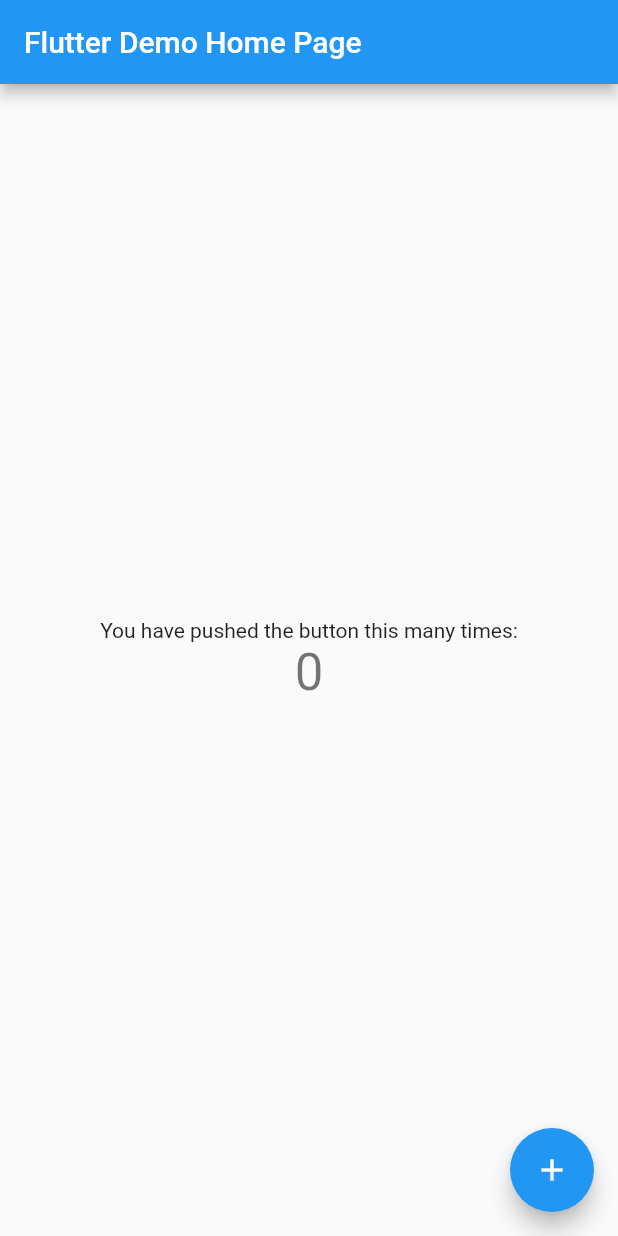
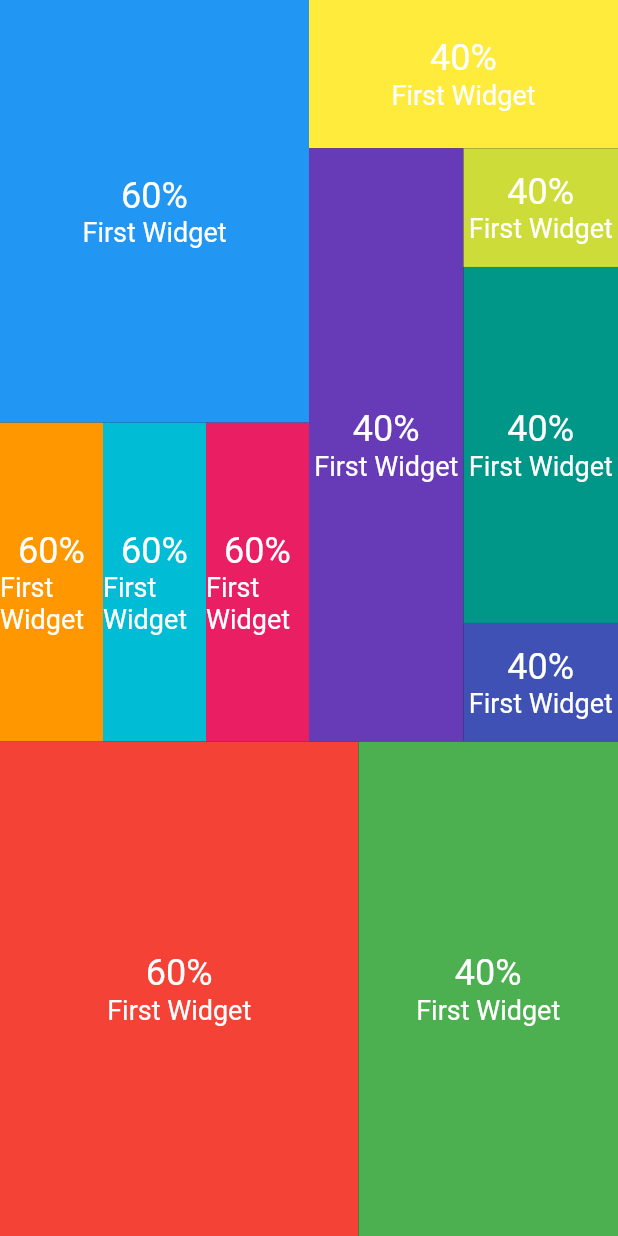
Before and after one commit to Shiru99/Flutter-Apps, a Flutter app: the screen it shows after launch, on a phone screen of 412 x 824 dp. Run offline on Flutter 3.47's test engine with Material 2 defaults, Android fonts, the phone set to English and light mode, and no system bars.

Commit message:
basic structure - Columns x Rows with expanded

```diff
--- /dev/null
+++ b/portfolio_app/lib/home.dart
@@ -0,0 +1,296 @@
+import 'package:flutter/material.dart';
+import 'package:flutter/src/widgets/framework.dart';
+import 'package:flutter/src/widgets/placeholder.dart';
+
+class HomePage extends StatefulWidget {
+  const HomePage({super.key});
+
+  @override
+  State<HomePage> createState() => _HomePageState();
+}
+
+class _HomePageState extends State<HomePage> {
+  @override
+  Widget build(BuildContext context) {
+    return Scaffold(
+      backgroundColor: Color.fromARGB(255, 15, 15, 15),
+      body: SafeArea(
+        child: Column(
+          crossAxisAlignment: CrossAxisAlignment.stretch,
+          children: [
+            Expanded(
+              flex: 6,
+              child: Row(
+                crossAxisAlignment: CrossAxisAlignment.stretch,
+                children: [
+                  Expanded(
+                    flex: 5,
+                    child: Column(
+                      crossAxisAlignment: CrossAxisAlignment.stretch,
+                      children: [
+                        Expanded(
+                          flex: 57,
+                          child: Container(
+                            color: Colors.blue,
+                            child: Column(
+                              mainAxisAlignment: MainAxisAlignment.center,
+                              children: [
+                                Text(
+                                  '60%',
+                                  style: TextStyle(fontSize: 24, color: Colors.white),
+                                ),
+                                Text(
+                                  'First Widget',
+                                  style: TextStyle(fontSize: 18, color: Colors.white),
+                                ),
+                              ],
+                            ),
+                          ),
+                        ),
+                        Expanded(
+                          flex: 43,
+                          child: Row(
+                            children: [
+                              Expanded(
+                                flex: 33,
+                                child: Container(
+                                  color: Colors.orange,
+                                  child: Column(
+                                    mainAxisAlignment: MainAxisAlignment.center,
+                                    children: [
+                                      Text(
+                                        '60%',
+                                        style: TextStyle(fontSize: 24, color: Colors.white),
+                                      ),
+                                      Text(
+                                        'First Widget',
+                                        style: TextStyle(fontSize: 18, color: Colors.white),
+                                      ),
+                                    ],
+                                  ),
+                                ),
+                              ),
+                              Expanded(
+                                flex: 33,
+                                child: Container(
+                                  color: Colors.cyan,
+                                  child: Column(
+                                    mainAxisAlignment: MainAxisAlignment.center,
+                                    children: [
+                                      Text(
+                                        '60%',
+                                        style: TextStyle(fontSize: 24, color: Colors.white),
+                                      ),
+                                      Text(
+                                        'First Widget',
+                                        style: TextStyle(fontSize: 18, color: Colors.white),
+                                      ),
+                                    ],
+                                  ),
+                                ),
+                              ),
+                              Expanded(
+                                flex: 33,
+                                child: Container(
+                                  color: Colors.pink,
+                                  child: Column(
+                                    mainAxisAlignment: MainAxisAlignment.center,
+                                    children: [
+                                      Text(
+                                        '60%',
+                                        style: TextStyle(fontSize: 24, color: Colors.white),
+                                      ),
+                                      Text(
+                                        'First Widget',
+                                        style: TextStyle(fontSize: 18, color: Colors.white),
+                                      ),
+                                    ],
+                                  ),
+                                ),
+                              )
+                            ],
+                          ),
+                        ),
+                      ],
+                    ),
+                  ),
+                  Expanded(
+                    flex: 5,
+                    child: Column(
+                      crossAxisAlignment: CrossAxisAlignment.stretch,
+                      children: [
+                        Expanded(
+                          flex: 20,
+                          child: Container(
+                            color: Colors.yellow,
+                            child: Column(
+                              mainAxisAlignment: MainAxisAlignment.center,
+                              children: [
+                                Text(
+                                  '40%',
+                                  style: TextStyle(fontSize: 24, color: Colors.white),
+                                ),
+                                Text(
+                                  'First Widget',
+                                  style: TextStyle(fontSize: 18, color: Colors.white),
+                                ),
+                              ],
+                            ),
+                          ),
+                        ),
+                        Expanded(
+                          flex: 80,
+                          child: Row(
+                            children: [
+                              Expanded(
+                                flex: 50,
+                                child: Container(
+                                  color: Colors.deepPurple,
+                                  child: Column(
+                                    mainAxisAlignment: MainAxisAlignment.center,
+                                    children: [
+                                      Text(
+                                        '40%',
+                                        style: TextStyle(fontSize: 24, color: Colors.white),
+                                      ),
+                                      Text(
+                                        'First Widget',
+                                        style: TextStyle(fontSize: 18, color: Colors.white),
+                                      ),
+                                    ],
+                                  ),
+                                ),
+                              ),
+                              Expanded(
+                                flex: 50,
+                                child: Column(
+                                  crossAxisAlignment: CrossAxisAlignment.stretch,
+                                  children: [
+                                    Expanded(
+                                      flex: 20,
+                                      child: Container(
+                                        color: Colors.lime,
+                                        child: Column(
+                                          mainAxisAlignment: MainAxisAlignment.center,
+                                          children: [
+                                            Text(
+                                              '40%',
+                                              style: TextStyle(fontSize: 24, color: Colors.white),
+                                            ),
+                                            Text(
+                                              'First Widget',
+                                              style: TextStyle(fontSize: 18, color: Colors.white),
+                                            ),
+                                          ],
+                                        ),
+                                      ),
+                                    ),
+                                    Expanded(
+                                      flex: 60,
+                                      child: Container(
+                                        color: Colors.teal,
+                                        child: Column(
+                                          mainAxisAlignment: MainAxisAlignment.center,
+                                          children: [
+                                            Text(
+                                              '40%',
+                                              style: TextStyle(fontSize: 24, color: Colors.white),
+                                            ),
+                                            Text(
+                                              'First Widget',
+                                              style: TextStyle(fontSize: 18, color: Colors.white),
+                                            ),
+                                          ],
+                                        ),
+                                      ),
+                                    ),
+                                    Expanded(
+                                      flex: 20,
+                                      child: Container(
+                                        color: Colors.indigo,
+                                        child: Column(
+                                          mainAxisAlignment: MainAxisAlignment.center,
+                                          children: [
+                                            Text(
+                                              '40%',
+                                              style: TextStyle(fontSize: 24, color: Colors.white),
+                                            ),
+                                            Text(
+                                              'First Widget',
+                                              style: TextStyle(fontSize: 18, color: Colors.white),
+                                            ),
+                                          ],
+                                        ),
+                                      ),
+                                    ),
+                                  ],
+                                ),
+                              ),
+                            ],
+                          ),
+                        ),
+                      ],
+                    ),
+                  ),
+                ],
+              ),
+            ),
+            Expanded(
+              flex: 4,
+              child: Row(
+                crossAxisAlignment: CrossAxisAlignment.stretch,
+                children: [
+                  Expanded(
+                    flex: 58,
+                    child: Container(
+                      color: Colors.red,
+                      child: Column(
+                        mainAxisAlignment: MainAxisAlignment.center,
+                        children: [
+                          Text(
+                            '60%',
+                            style: TextStyle(fontSize: 24, color: Colors.white),
+                          ),
+                          Text(
+                            'First Widget',
+                            style: TextStyle(fontSize: 18, color: Colors.white),
+                          ),
+                        ],
+                      ),
+                    ),
+                  ),
+                  Expanded(
+                    flex: 42,
+                    child: Container(
+                      color: Colors.green,
+                      child: Column(
+                        mainAxisAlignment: MainAxisAlignment.center,
+                        children: [
+                          Text(
+                            '40%',
+                            style: TextStyle(fontSize: 24, color: Colors.white),
+                          ),
+                          Text(
+                            'First Widget',
+                            style: TextStyle(fontSize: 18, color: Colors.white),
+                          ),
+                        ],
+                      ),
+                    ),
+                  ),
+                ],
+              ),
+            ),
+          ],
+        ),
+      ),
+    );
+  }
+}
+
+
+/**
+ *
+ *      534 -> 315 + 200
+ *
+ */
--- a/portfolio_app/lib/main.dart
+++ b/portfolio_app/lib/main.dart
@@ -1,115 +1,9 @@
 import 'package:flutter/material.dart';
+import 'package:portfolio_app/home.dart';
 
 void main() {
-  runApp(const MyApp());
+  runApp(const MaterialApp(
+    home: HomePage(),
+    debugShowCheckedModeBanner: false,
+  ));
 }
-
-class MyApp extends StatelessWidget {
-  const MyApp({super.key});
-
-  // This widget is the root of your application.
-  @override
-  Widget build(BuildContext context) {
-    return MaterialApp(
-      title: 'Flutter Demo',
-      theme: ThemeData(
-        // This is the theme of your application.
-        //
-        // Try running your application with "flutter run". You'll see the
-        // application has a blue toolbar. Then, without quitting the app, try
-        // changing the primarySwatch below to Colors.green and then invoke
-        // "hot reload" (press "r" in the console where you ran "flutter run",
-        // or simply save your changes to "hot reload" in a Flutter IDE).
-        // Notice that the counter didn't reset back to zero; the application
-        // is not restarted.
-        primarySwatch: Colors.blue,
-      ),
-      home: const MyHomePage(title: 'Flutter Demo Home Page'),
-    );
-  }
-}
-
-class MyHomePage extends StatefulWidget {
-  const MyHomePage({super.key, required this.title});
-
-  // This widget is the home page of your application. It is stateful, meaning
-  // that it has a State object (defined below) that contains fields that affect
-  // how it looks.
-
-  // This class is the configuration for the state. It holds the values (in this
-  // case the title) provided by the parent (in this case the App widget) and
-  // used by the build method of the State. Fields in a Widget subclass are
-  // always marked "final".
-
-  final String title;
-
-  @override
-  State<MyHomePage> createState() => _MyHomePageState();
-}
-
-class _MyHomePageState extends State<MyHomePage> {
-  int _counter = 0;
-
-  void _incrementCounter() {
-    setState(() {
-      // This call to setState tells the Flutter framework that something has
-      // changed in this State, which causes it to rerun the build method below
-      // so that the display can reflect the updated values. If we changed
-      // _counter without calling setState(), then the build method would not be
-      // called again, and so nothing would appear to happen.
-      _counter++;
-    });
-  }
-
-  @override
-  Widget build(BuildContext context) {
-    // This method is rerun every time setState is called, for instance as done
-    // by the _incrementCounter method above.
-    //
-    // The Flutter framework has been optimized to make rerunning build methods
-    // fast, so that you can just rebuild anything that needs updating rather
-    // than having to individually change instances of widgets.
-    return Scaffold(
-      appBar: AppBar(
-        // Here we take the value from the MyHomePage object that was created by
-        // the App.build method, and use it to set our appbar title.
-        title: Text(widget.title),
-      ),
-      body: Center(
-        // Center is a layout widget. It takes a single child and positions it
-        // in the middle of the parent.
-        child: Column(
-          // Column is also a layout widget. It takes a list of children and
-          // arranges them vertically. By default, it sizes itself to fit its
-          // children horizontally, and tries to be as tall as its parent.
-          //
-          // Invoke "debug painting" (press "p" in the console, choose the
-          // "Toggle Debug Paint" action from the Flutter Inspector in Android
-          // Studio, or the "Toggle Debug Paint" command in Visual Studio Code)
-          // to see the wireframe for each widget.
-          //
-          // Column has various properties to control how it sizes itself and
-          // how it positions its children. Here we use mainAxisAlignment to
-          // center the children vertically; the main axis here is the vertical
-          // axis because Columns are vertical (the cross axis would be
-          // horizontal).
-          mainAxisAlignment: MainAxisAlignment.center,
-          children: <Widget>[
-            const Text(
-              'You have pushed the button this many times:',
-            ),
-            Text(
-              '$_counter',
-              style: Theme.of(context).textTheme.headlineMedium,
-            ),
-          ],
-        ),
-      ),
-      floatingActionButton: FloatingActionButton(
-        onPressed: _incrementCounter,
-        tooltip: 'Increment',
-        child: const Icon(Icons.add),
-      ), // This trailing comma makes auto-formatting nicer for build methods.
-    );
-  }
-}
```
Also changed, not shown: 1 other file.
